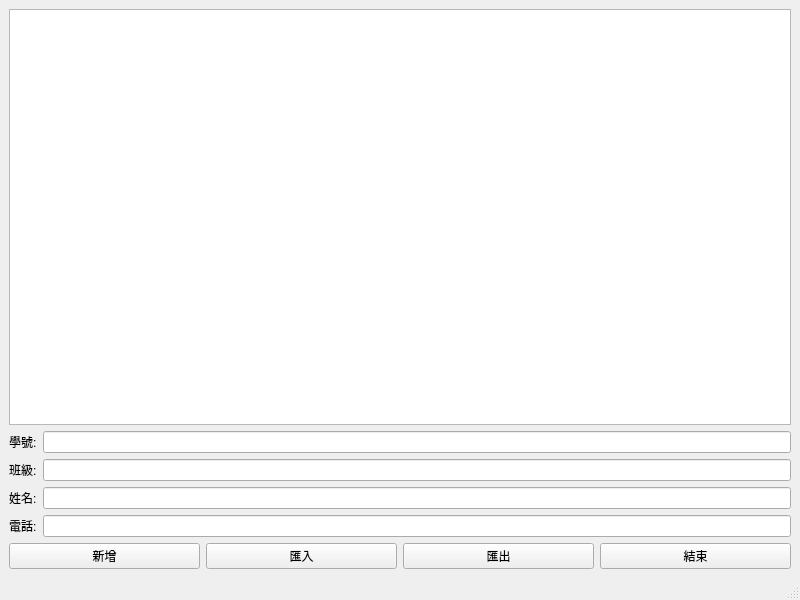
This is mycontactbook.ui in gumin82/ContactBook as Qt 5 draws it before an edit. The edited form follows.
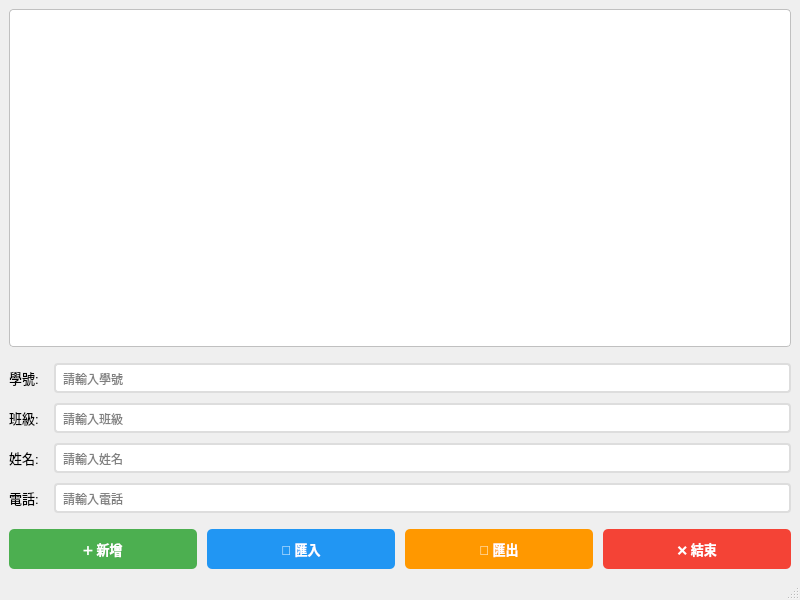
This is the edited form.

Patch:
```diff
--- a/mycontactbook.ui
+++ b/mycontactbook.ui
@@ -10,87 +10,378 @@
     <height>600</height>
    </rect>
   </property>
+  <property name="minimumSize">
+   <size>
+    <width>800</width>
+    <height>600</height>
+   </size>
+  </property>
   <property name="windowTitle">
-   <string>MyContactBook</string>
+   <string>通訊錄管理系統 - Contact Book Manager</string>
   </property>
   <widget class="QWidget" name="centralwidget">
    <layout class="QHBoxLayout" name="horizontalLayout">
     <item>
      <layout class="QGridLayout" name="gridLayout_2">
       <item row="0" column="0">
-       <widget class="QTableWidget" name="tableWidget"/>
+       <widget class="QTableWidget" name="tableWidget">
+        <property name="styleSheet">
+         <string notr="true">QTableWidget {
+    background-color: white;
+    alternate-background-color: #f5f5f5;
+    gridline-color: #d0d0d0;
+    border: 1px solid #c0c0c0;
+    border-radius: 4px;
+}
+
+QTableWidget::item {
+    padding: 5px;
+}
+
+QTableWidget::item:selected {
+    background-color: #e3f2fd;
+    color: black;
+}
+
+QHeaderView::section {
+    background-color: #2196F3;
+    color: white;
+    padding: 8px;
+    border: none;
+    font-weight: bold;
+}</string>
+        </property>
+       </widget>
       </item>
       <item row="1" column="0">
        <layout class="QFormLayout" name="formLayout">
+        <property name="labelAlignment">
+         <set>Qt::AlignRight|Qt::AlignTrailing|Qt::AlignVCenter</set>
+        </property>
+        <property name="horizontalSpacing">
+         <number>15</number>
+        </property>
+        <property name="verticalSpacing">
+         <number>10</number>
+        </property>
+        <property name="topMargin">
+         <number>10</number>
+        </property>
         <item row="0" column="0">
          <widget class="QLabel" name="label">
+          <property name="font">
+           <font>
+            <pointsize>10</pointsize>
+           </font>
+          </property>
           <property name="text">
            <string>學號:</string>
           </property>
          </widget>
         </item>
         <item row="0" column="1">
-         <widget class="QLineEdit" name="lineEdit"/>
+         <widget class="QLineEdit" name="lineEdit">
+          <property name="minimumSize">
+           <size>
+            <width>0</width>
+            <height>30</height>
+           </size>
+          </property>
+          <property name="styleSheet">
+           <string notr="true">QLineEdit {
+    border: 2px solid #ddd;
+    border-radius: 4px;
+    padding: 5px;
+    background-color: white;
+}
+
+QLineEdit:focus {
+    border: 2px solid #2196F3;
+}</string>
+          </property>
+          <property name="placeholderText">
+           <string>請輸入學號</string>
+          </property>
+         </widget>
         </item>
         <item row="1" column="0">
          <widget class="QLabel" name="label_2">
+          <property name="font">
+           <font>
+            <pointsize>10</pointsize>
+           </font>
+          </property>
           <property name="text">
            <string>班級:</string>
           </property>
          </widget>
         </item>
+        <item row="1" column="1">
+         <widget class="QLineEdit" name="lineEdit_2">
+          <property name="minimumSize">
+           <size>
+            <width>0</width>
+            <height>30</height>
+           </size>
+          </property>
+          <property name="styleSheet">
+           <string notr="true">QLineEdit {
+    border: 2px solid #ddd;
+    border-radius: 4px;
+    padding: 5px;
+    background-color: white;
+}
+
+QLineEdit:focus {
+    border: 2px solid #2196F3;
+}</string>
+          </property>
+          <property name="placeholderText">
+           <string>請輸入班級</string>
+          </property>
+         </widget>
+        </item>
         <item row="2" column="0">
          <widget class="QLabel" name="label_3">
+          <property name="font">
+           <font>
+            <pointsize>10</pointsize>
+           </font>
+          </property>
           <property name="text">
            <string>姓名:</string>
           </property>
          </widget>
         </item>
-        <item row="1" column="1">
-         <widget class="QLineEdit" name="lineEdit_2"/>
-        </item>
         <item row="2" column="1">
-         <widget class="QLineEdit" name="lineEdit_3"/>
+         <widget class="QLineEdit" name="lineEdit_3">
+          <property name="minimumSize">
+           <size>
+            <width>0</width>
+            <height>30</height>
+           </size>
+          </property>
+          <property name="styleSheet">
+           <string notr="true">QLineEdit {
+    border: 2px solid #ddd;
+    border-radius: 4px;
+    padding: 5px;
+    background-color: white;
+}
+
+QLineEdit:focus {
+    border: 2px solid #2196F3;
+}</string>
+          </property>
+          <property name="placeholderText">
+           <string>請輸入姓名</string>
+          </property>
+         </widget>
         </item>
         <item row="3" column="0">
          <widget class="QLabel" name="label_4">
+          <property name="font">
+           <font>
+            <pointsize>10</pointsize>
+           </font>
+          </property>
           <property name="text">
            <string>電話:</string>
           </property>
          </widget>
         </item>
         <item row="3" column="1">
-         <widget class="QLineEdit" name="lineEdit_4"/>
+         <widget class="QLineEdit" name="lineEdit_4">
+          <property name="minimumSize">
+           <size>
+            <width>0</width>
+            <height>30</height>
+           </size>
+          </property>
+          <property name="styleSheet">
+           <string notr="true">QLineEdit {
+    border: 2px solid #ddd;
+    border-radius: 4px;
+    padding: 5px;
+    background-color: white;
+}
+
+QLineEdit:focus {
+    border: 2px solid #2196F3;
+}</string>
+          </property>
+          <property name="placeholderText">
+           <string>請輸入電話</string>
+          </property>
+         </widget>
         </item>
        </layout>
       </item>
       <item row="2" column="0">
        <layout class="QGridLayout" name="gridLayout">
+        <property name="topMargin">
+         <number>10</number>
+        </property>
+        <property name="horizontalSpacing">
+         <number>10</number>
+        </property>
         <item row="0" column="0">
          <widget class="QPushButton" name="pushButton">
+          <property name="minimumSize">
+           <size>
+            <width>0</width>
+            <height>40</height>
+           </size>
+          </property>
+          <property name="font">
+           <font>
+            <pointsize>10</pointsize>
+            <weight>75</weight>
+            <bold>true</bold>
+           </font>
+          </property>
+          <property name="styleSheet">
+           <string notr="true">QPushButton {
+    background-color: #4CAF50;
+    color: white;
+    border: none;
+    border-radius: 5px;
+    padding: 10px;
+}
+
+QPushButton:hover {
+    background-color: #45a049;
+}
+
+QPushButton:pressed {
+    background-color: #3d8b40;
+}</string>
+          </property>
           <property name="text">
-           <string>新增</string>
+           <string>➕ 新增</string>
+          </property>
+          <property name="toolTip">
+           <string>新增聯絡人到列表 (Add Contact)</string>
           </property>
          </widget>
         </item>
         <item row="0" column="1">
          <widget class="QPushButton" name="pushButton_3">
-          <property name="text">
-           <string>匯入</string>
+          <property name="minimumSize">
+           <size>
+            <width>0</width>
+            <height>40</height>
+           </size>
           </property>
-         </widget>
-        </item>
-        <item row="0" column="3">
-         <widget class="QPushButton" name="pushButton_4">
+          <property name="font">
+           <font>
+            <pointsize>10</pointsize>
+            <weight>75</weight>
+            <bold>true</bold>
+           </font>
+          </property>
+          <property name="styleSheet">
+           <string notr="true">QPushButton {
+    background-color: #2196F3;
+    color: white;
+    border: none;
+    border-radius: 5px;
+    padding: 10px;
+}
+
+QPushButton:hover {
+    background-color: #0b7dda;
+}
+
+QPushButton:pressed {
+    background-color: #0a6bc0;
+}</string>
+          </property>
           <property name="text">
-           <string>結束</string>
+           <string>📂 匯入</string>
+          </property>
+          <property name="toolTip">
+           <string>從檔案匯入聯絡人 (Import from File)</string>
           </property>
          </widget>
         </item>
         <item row="0" column="2">
          <widget class="QPushButton" name="pushButton_2">
+          <property name="minimumSize">
+           <size>
+            <width>0</width>
+            <height>40</height>
+           </size>
+          </property>
+          <property name="font">
+           <font>
+            <pointsize>10</pointsize>
+            <weight>75</weight>
+            <bold>true</bold>
+           </font>
+          </property>
+          <property name="styleSheet">
+           <string notr="true">QPushButton {
+    background-color: #FF9800;
+    color: white;
+    border: none;
+    border-radius: 5px;
+    padding: 10px;
+}
+
+QPushButton:hover {
+    background-color: #e68900;
+}
+
+QPushButton:pressed {
+    background-color: #cc7a00;
+}</string>
+          </property>
           <property name="text">
-           <string>匯出</string>
+           <string>💾 匯出</string>
+          </property>
+          <property name="toolTip">
+           <string>將聯絡人匯出到檔案 (Export to File)</string>
+          </property>
+         </widget>
+        </item>
+        <item row="0" column="3">
+         <widget class="QPushButton" name="pushButton_4">
+          <property name="minimumSize">
+           <size>
+            <width>0</width>
+            <height>40</height>
+           </size>
+          </property>
+          <property name="font">
+           <font>
+            <pointsize>10</pointsize>
+            <weight>75</weight>
+            <bold>true</bold>
+           </font>
+          </property>
+          <property name="styleSheet">
+           <string notr="true">QPushButton {
+    background-color: #f44336;
+    color: white;
+    border: none;
+    border-radius: 5px;
+    padding: 10px;
+}
+
+QPushButton:hover {
+    background-color: #da190b;
+}
+
+QPushButton:pressed {
+    background-color: #c41408;
+}</string>
+          </property>
+          <property name="text">
+           <string>❌ 結束</string>
+          </property>
+          <property name="toolTip">
+           <string>結束程式 (Exit Application)</string>
           </property>
          </widget>
         </item>
```
